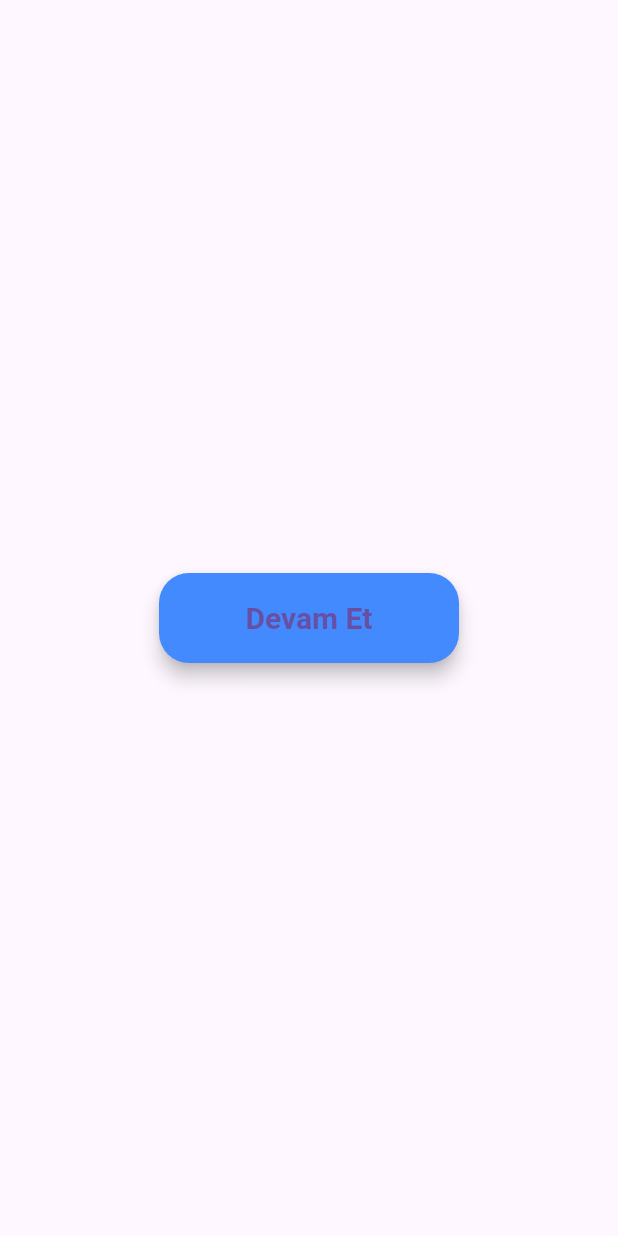
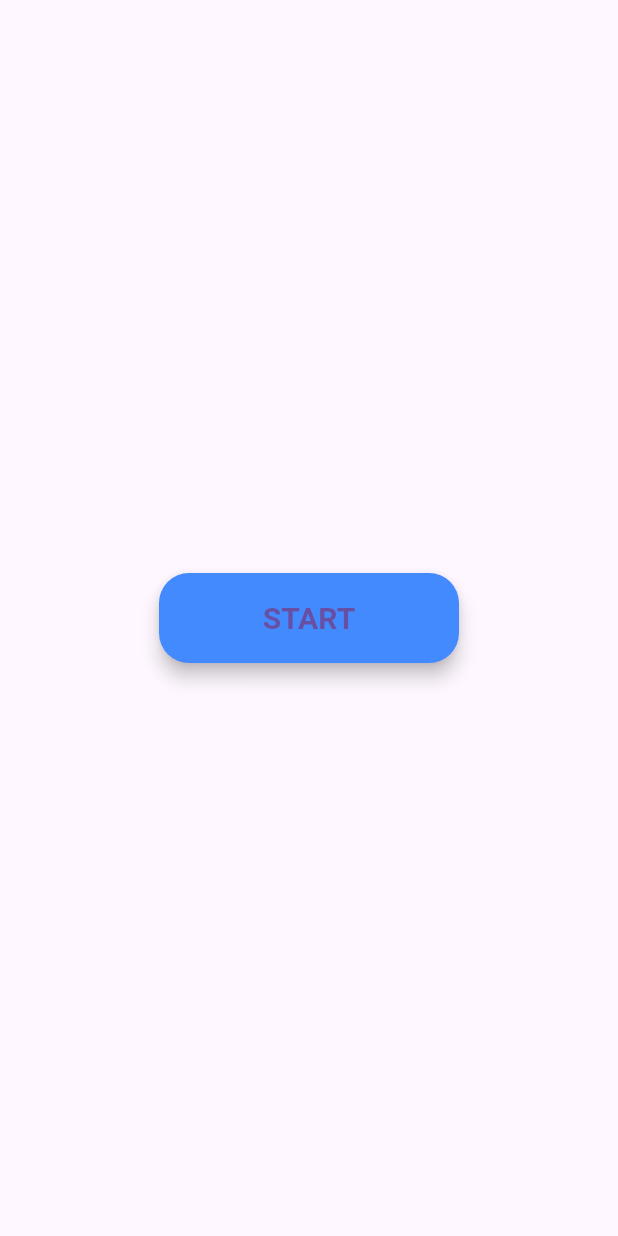
Before and after one commit to Team7466/FRC-Manager, a Flutter app: the screen it shows after launch, on a phone screen of 412 x 824 dp. Run offline on Flutter 3.47's test engine with Material 3 defaults, Android fonts, the light colour scheme and no system bars.

Commit message:
startolarakfixlendiiskelet

```diff
--- a/lib/main.dart
+++ b/lib/main.dart
@@ -44,7 +44,7 @@ class LoginPage extends StatelessWidget {
                 MaterialPageRoute(builder: (context) => const EmptyPage()),
               );
             },
-            child: const Text("Devam Et"),
+            child: const Text("START"),
           ),
         ),
       ),
@@ -60,7 +60,7 @@ class EmptyPage extends StatelessWidget {
     return Scaffold(
 
       body: const Center(
-        child: Text("Oyun içi "),
+        child: Text("Oyun içi ekran olucak burası"),
       ),
     );
   }
```
